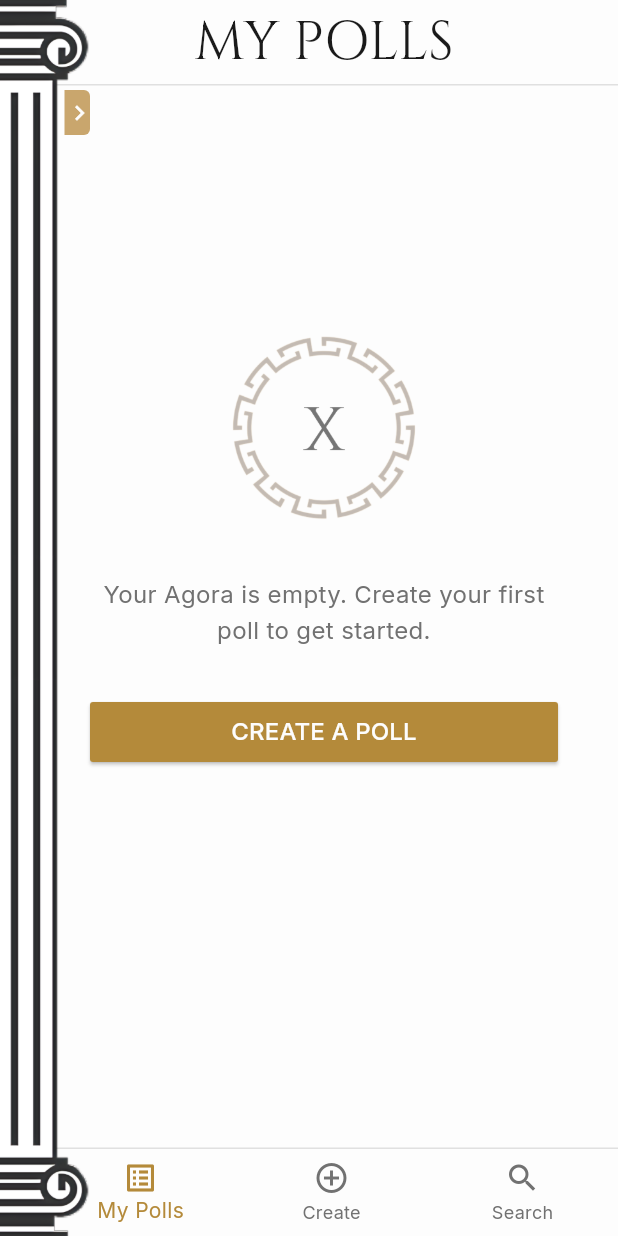
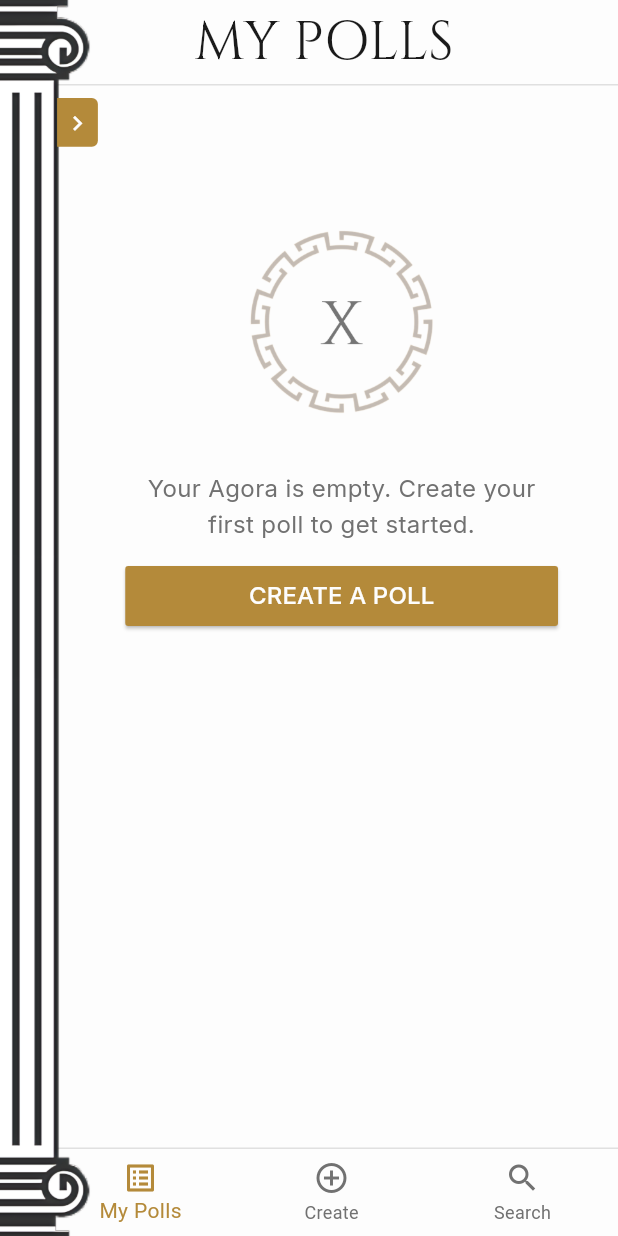
Before and after one commit to Eri-stay/agorapoll-cpp, a Flutter app: the screen it shows after launch, after a tap on "LOG IN", on a phone screen of 412 x 824 dp. Run offline on Flutter 3.47's test engine with Material 3 defaults, Android fonts, the phone set to English and light mode, and no system bars; our stand-ins replace pinput.

Commit message:
Adaptation, mostly rubberlike

```diff
--- a/lib/core/theme/app_colors.dart
+++ b/lib/core/theme/app_colors.dart
@@ -6,5 +6,12 @@ class AppColors {
   static const Color textSecondary = Color(0xFF717171);
   static const Color accentGold = Color(0xFFB48A3A); // Gold
   static const Color mutedGold = Color(0xFFC9A66D); // Muted Gold
-  static const Color textFieldFill = Color(0xFFEBEDF1); // Light grey for text field background
+  static const Color textFieldFill = Color(0xFFEBEDF1); // Light for text field
+  static const Color cardBackground = Color(0xFFFAFAFA);
+  static const Color cardOutline = Color(0xFFD0D0D0);
+  static const Color redText = Color(0xFFA83232);
+  static const Color error = Color(0xFFD64545); // Warm muted red
+  static const Color errorLight = Color(0xFFF2B8B8); // Light red background
+  static const Color warning = Color(0xFFE3A23A); // Warm golden amber
+  static const Color warningLight = Color(0xFFF6E3B3); // Soft for warnings
 }
--- /dev/null
+++ b/lib/data/models/poll_model.dart
@@ -0,0 +1,6 @@
+class Poll {
+  final String question;
+  final bool isClosed;
+
+  Poll({required this.question, this.isClosed = false});
+}
--- a/lib/features/auth/screens/login_screen.dart
+++ b/lib/features/auth/screens/login_screen.dart
@@ -12,15 +12,16 @@ class LoginScreen extends StatelessWidget {
   Widget build(BuildContext context) {
     return Scaffold(
       backgroundColor: AppColors.background,
-      body:
-      SingleChildScrollView(
+      body: Center(
+        child: ConstrainedBox(
+          constraints: const BoxConstraints(maxWidth: 500),
+          child: SingleChildScrollView(
             child: Padding(
               padding: const EdgeInsets.symmetric(horizontal: 24.0),
               child: Column(
                 mainAxisAlignment: MainAxisAlignment.center,
                 children: [
-              SizedBox(height: MediaQuery.of(context).size.height * 0.1),
-              SizedBox(height: MediaQuery.of(context).size.height * 0.15),
+                  SizedBox(height: 50),
                   Opacity(
                     opacity: 0.8,
                     child: Image.asset(
@@ -54,12 +55,17 @@ class LoginScreen extends StatelessWidget {
                     children: [
                       const Text(
                         "Don't have an account? ",
-                    style: TextStyle(fontFamily: 'Inter', color: AppColors.textSecondary),
+                        style: TextStyle(
+                          fontFamily: 'Inter',
+                          color: AppColors.textSecondary,
+                        ),
                       ),
                       GestureDetector(
                         onTap: () {
                           Navigator.of(context).push(
-                        MaterialPageRoute(builder: (_) => const SignUpScreen()),
+                            MaterialPageRoute(
+                              builder: (_) => const SignUpScreen(),
+                            ),
                           );
                         },
                         child: const Text(
@@ -73,7 +79,10 @@ class LoginScreen extends StatelessWidget {
                       ),
                     ],
                   ),
+                  const SizedBox(height: 20),
                 ],
+              ),
+            ),
           ),
         ),
       ),
--- a/lib/features/auth/screens/welcome_screen.dart
+++ b/lib/features/auth/screens/welcome_screen.dart
@@ -15,9 +15,9 @@ class _WelcomeScreenState extends State<WelcomeScreen> {
   void initState() {
     super.initState();
     Timer(const Duration(seconds: 3), () {
-      Navigator.of(context).pushReplacement(
-        MaterialPageRoute(builder: (_) => const LoginScreen()),
-      );
+      Navigator.of(
+        context,
+      ).pushReplacement(MaterialPageRoute(builder: (_) => const LoginScreen()));
     });
   }
 
@@ -29,11 +29,14 @@ class _WelcomeScreenState extends State<WelcomeScreen> {
         child: Column(
           mainAxisAlignment: MainAxisAlignment.center,
           children: [
-            Opacity(
-              opacity: 0.8,
-              child: Image.asset(
-                'assets/images/parthenon_sketch.png',
-                width: MediaQuery.of(context).size.width * 0.85,
+            ConstrainedBox(
+              constraints: const BoxConstraints(maxWidth: 500),
+              child: Opacity(
+                opacity: 0.8,
+                child: Image.asset(
+                  'assets/images/parthenon_sketch.png',
+                  width: MediaQuery.of(context).size.width * 0.85,
+                ),
               ),
             ),
             const SizedBox(height: 32),
--- a/lib/features/home/screens/home_screen.dart
+++ b/lib/features/home/screens/home_screen.dart
@@ -17,17 +17,17 @@ class _HomeScreenState extends State<HomeScreen> {
 
   static const List<Widget> _widgetOptions = <Widget>[
     MyPollsScreen(),
-    Text('Create Screen'), // Заглушка
+    Text('Create Screen'), // Заглушка not p;aceholder
     SearchScreen(),
   ];
 
   void _onItemTapped(int index) {
-    if (index == 1 ){
+    if (index == 1) {
       Navigator.push(
         context,
-        MaterialPageRoute(builder: (context)=>CreatePollScreen())
+        MaterialPageRoute(builder: (context) => CreatePollScreen()),
       );
-    }else {
+    } else {
       setState(() {
         _selectedIndex = index;
       });
@@ -38,7 +38,8 @@ class _HomeScreenState extends State<HomeScreen> {
   Widget build(BuildContext context) {
     return Scaffold(
       resizeToAvoidBottomInset: false,
-      backgroundColor: AppColors.background, // Встановлюємо фон для всього екрана
+      backgroundColor:
+          AppColors.background, // Встановлюємо фон для всього екрана
       body: SafeArea(
         child: Stack(
           children: [
@@ -46,9 +47,7 @@ class _HomeScreenState extends State<HomeScreen> {
             Column(
               children: [
                 _buildAppBar(),
-                Expanded(
-                  child: _widgetOptions.elementAt(_selectedIndex),
-                ),
+                Expanded(child: _widgetOptions.elementAt(_selectedIndex)),
                 // Наш кастомний BottomNavigationBar
                 _buildBottomNavBar(),
               ],
@@ -65,13 +64,14 @@ class _HomeScreenState extends State<HomeScreen> {
 
   // Виносимо AppBar в окремий метод для чистоти коду
   Widget _buildAppBar() {
-    if ([0, 1].contains(_selectedIndex)){
+    if ([0, 1].contains(_selectedIndex)) {
       return Container(
         padding: const EdgeInsets.only(left: 20),
         decoration: BoxDecoration(
           color: AppColors.background,
           border: Border(
-              bottom: BorderSide(color: Colors.grey[300]!, width: 1.0)),
+            bottom: BorderSide(color: Colors.grey[300]!, width: 1.0),
+          ),
         ),
         child: AppBar(
           automaticallyImplyLeading: false,
@@ -92,7 +92,6 @@ class _HomeScreenState extends State<HomeScreen> {
     return Container();
   }
 
-
   Widget _buildBottomNavBar() {
     return Container(
       padding: const EdgeInsets.only(left: 30),
@@ -102,8 +101,14 @@ class _HomeScreenState extends State<HomeScreen> {
       ),
       child: BottomNavigationBar(
         items: const <BottomNavigationBarItem>[
-          BottomNavigationBarItem(icon: Icon(Icons.list_alt_outlined), label: 'My Polls'),
-          BottomNavigationBarItem(icon: Icon(Icons.add_circle_outline), label: 'Create'),
+          BottomNavigationBarItem(
+            icon: Icon(Icons.list_alt_outlined),
+            label: 'My Polls',
+          ),
+          BottomNavigationBarItem(
+            icon: Icon(Icons.add_circle_outline),
+            label: 'Create',
+          ),
           BottomNavigationBarItem(icon: Icon(Icons.search), label: 'Search'),
         ],
         currentIndex: _selectedIndex,
@@ -119,10 +124,14 @@ class _HomeScreenState extends State<HomeScreen> {
 
   String _getAppBarTitle(int index) {
     switch (index) {
-      case 0: return 'MY POLLS';
-      case 1: return 'CREATE A POLL';
-      case 2: return '';
-      default: return 'AGORAPOLL';
+      case 0:
+        return 'MY POLLS';
+      case 1:
+        return 'CREATE A POLL';
+      case 2:
+        return '';
+      default:
+        return 'AGORAPOLL';
     }
   }
 }
--- a/lib/features/home/widgets/side_menu_column.dart
+++ b/lib/features/home/widgets/side_menu_column.dart
@@ -6,47 +6,48 @@ class SideMenuColumn extends StatelessWidget {
 
   @override
   Widget build(BuildContext context) {
+    final screenHeight = MediaQuery.of(context).size.height;
+
+    final double columnTotalWidth = screenHeight * 0.132;
+    final double hiddenWidth = columnTotalWidth * 0.4;
+
     return Positioned(
-      left: -40,
+      left: -hiddenWidth,
       top: 0,
       bottom: 0,
       child: GestureDetector(
         onTap: () {
-          // Тут буде логіка відкриття меню
           print("Side Menu Tapped");
         },
-        child: Container(
-          width: 100, // Ширина колони, можна налаштувати
-          color: Colors.transparent,
+        child: SizedBox(
+          width: columnTotalWidth,
           child: Stack(
+            clipBehavior: Clip.none,
             children: [
-              // Column
               Positioned.fill(
-                left: 0,
                 child: Image.asset(
                   'assets/images/roman-pillar-normal.png',
                   fit: BoxFit.fitHeight,
                 ),
               ),
-              // Tab with arrow
               Positioned(
-                top: 60,
+                top: columnTotalWidth*0.6,
                 right: 0,
                 child: Container(
-                  width: 17,
-                  height: 30,
+                  width: columnTotalWidth * 0.25,
+                  height: columnTotalWidth * 0.3,
                   decoration: const BoxDecoration(
-                    color: AppColors.mutedGold,
+                    color: AppColors.accentGold,
                     borderRadius: BorderRadius.only(
                       topRight: Radius.circular(4),
                       bottomRight: Radius.circular(4),
                     ),
                   ),
                   alignment: Alignment.center,
-                  child: const Icon(
+                  child: Icon(
                     Icons.chevron_right,
                     color: AppColors.background,
-                    size: 20,
+                    size: columnTotalWidth * 0.18,
                   ),
                 ),
               ),
--- /dev/null
+++ b/lib/features/polls/data/mock_polls.dart
@@ -0,0 +1,8 @@
+import '../../../data/models/poll_model.dart';
+
+// Наш список захардкоджених опитувань
+final List<Poll> mockPolls = [
+  Poll(question: 'What day works best for the meeting?'),
+  Poll(question: 'Which restaurant should we choose?'),
+  Poll(question: 'Best time for the team lunch?', isClosed: true),
+];
--- a/lib/features/polls/screens/my_polls_screen.dart
+++ b/lib/features/polls/screens/my_polls_screen.dart
@@ -1,29 +1,71 @@
 import 'package:flutter/material.dart';
 import '../../../core/theme/app_colors.dart';
 import '../../../core/widgets/primary_button.dart';
+import '../../../data/models/poll_model.dart';
+import '../data/mock_polls.dart';
+import '../widgets/poll_card.dart';
 
-class MyPollsScreen extends StatelessWidget {
+class MyPollsScreen extends StatefulWidget {
   const MyPollsScreen({Key? key}) : super(key: key);
 
   @override
+  State<StatefulWidget> createState() => _MyPollsScreenState();
+}
+
+class _MyPollsScreenState extends State<MyPollsScreen> {
+  List<Poll> _polls = [];
+
+  void _showMockPolls() {
+    setState(() {
+      _polls = mockPolls;
+    });
+  }
+
+  @override
   Widget build(BuildContext context) {
+    final hiddenWidth = MediaQuery.of(context).size.height * 0.4 * 0.132;
     // if (polls.isEmpty) ... else ...
-    return const EmptyPollsWidget();
+    return _polls.isEmpty
+        ? EmptyPollsWidget(onCreatePollTapped: _showMockPolls)
+        : Padding(
+            padding: EdgeInsets.only(
+              left: hiddenWidth + 16,
+              right: 16,
+              top: 16.0,
+              bottom: 16.0,
+            ),
+            child: ListView.builder(
+              itemCount: _polls.length,
+              itemBuilder: (context, index) {
+                return PollCard(poll: _polls[index]);
+              },
+            ),
+          );
   }
 }
 
 class EmptyPollsWidget extends StatelessWidget {
-  const EmptyPollsWidget({Key? key}) : super(key: key);
+  final VoidCallback onCreatePollTapped;
+
+  const EmptyPollsWidget({Key? key, required this.onCreatePollTapped})
+    : super(key: key);
 
   @override
   Widget build(BuildContext context) {
-    return Center(
+    final hiddenWidth = MediaQuery.of(context).size.height * 0.4 * 0.132;
+    return SingleChildScrollView(
+      child: Center(
         child: Padding(
           //padding: const EdgeInsets.symmetric(horizontal: 40.0),
-        padding: const EdgeInsets.only(left: 60, right: 40, bottom: 100),
+          padding: EdgeInsets.only(
+            left: hiddenWidth + 40,
+            right: 40,
+            bottom: 100,
+          ),
           child: Column(
             mainAxisAlignment: MainAxisAlignment.center,
             children: [
+              SizedBox(height: MediaQuery.of(context).size.height * 0.1),
               Image.asset(
                 'assets/images/meander_circle.png',
                 width: 150,
@@ -40,14 +82,13 @@ class EmptyPollsWidget extends StatelessWidget {
                   height: 1.5,
                 ),
               ),
-            const SizedBox(height: 32),
+              const SizedBox(height: 12),
               PrimaryButton(
                 text: 'CREATE A POLL',
-              onPressed: () {
-                print('Create a poll button tapped');
-              },
-            )
+                onPressed: onCreatePollTapped,
+              ),
             ],
+          ),
         ),
       ),
     );
--- a/lib/features/search/screens/search_screen.dart
+++ b/lib/features/search/screens/search_screen.dart
@@ -46,6 +46,7 @@ class _SearchScreenState extends State<SearchScreen> {
         fontSize: 32,
         fontWeight: FontWeight.bold,
         color: AppColors.textPrimary,
+
       ),
       decoration: BoxDecoration(
         border: Border(
@@ -65,9 +66,10 @@ class _SearchScreenState extends State<SearchScreen> {
                 'ENTER CODE',
                 style: TextStyle(
                   fontFamily: 'Cinzel',
-                  fontSize: 40,
+                  fontSize: 36,
                   letterSpacing: 1.2,
                   color: AppColors.textPrimary,
+
                 ),
               ),
               const SizedBox(height: 8),
--- a/lib/main.dart
+++ b/lib/main.dart
@@ -1,6 +1,7 @@
 import 'package:flutter/material.dart';
 import 'features/auth/screens/welcome_screen.dart';
 import 'core/theme/app_theme.dart';
+import '../../../core/theme/app_colors.dart';
 
 void main() {
   runApp(const MyApp());
@@ -9,12 +10,13 @@ void main() {
 class MyApp extends StatelessWidget {
   const MyApp({super.key});
 
-  // This widget is the root of your application.
   @override
   Widget build(BuildContext context) {
     return MaterialApp(
       title: 'AgoraPoll',
-      theme: AppTheme.lightTheme,
+      theme: ThemeData(
+        colorScheme: ColorScheme.fromSeed(seedColor: AppColors.mutedGold),
+      ),
       debugShowCheckedModeBanner: false,
       home: const WelcomeScreen(),
     );
```
Also changed, not shown: lib/features/auth/screens/signup_screen.dart (+13 -4 lines), lib/features/create_poll/screens/create_poll_screen.dart (+30 -47 lines), lib/features/polls/widgets/poll_card.dart (added, +87 -0 lines). Lines whose indentation alone changed are shown as unchanged.
